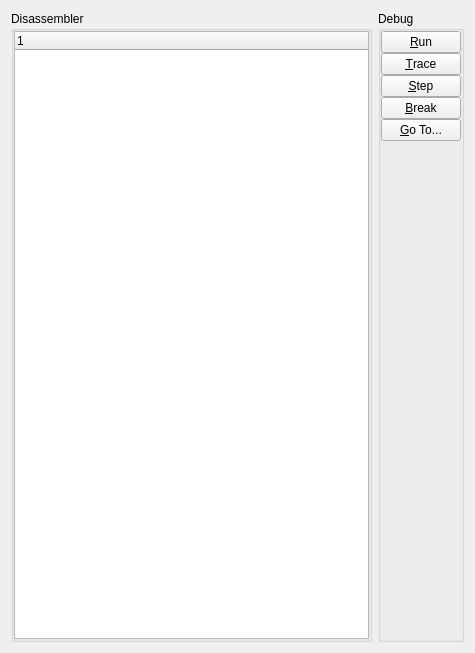
Above: main/gui_qt4/debugger/debuggerwidget.ui from mupen64plus/mupen64plus-oldsvn before the change. Below: the same form after it.
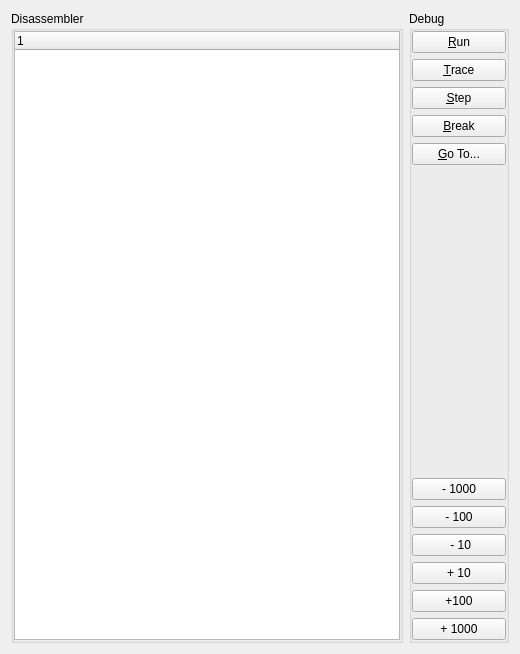
That is the form after the change.

Patch:
```diff
--- a/main/gui_qt4/debugger/debuggerwidget.ui
+++ b/main/gui_qt4/debugger/debuggerwidget.ui
@@ -5,8 +5,8 @@
    <rect>
     <x>0</x>
     <y>0</y>
-    <width>475</width>
-    <height>653</height>
+    <width>520</width>
+    <height>654</height>
    </rect>
   </property>
   <property name="minimumSize" >
@@ -18,23 +18,16 @@
   <property name="windowTitle" >
    <string>Mupen64plus debugger</string>
   </property>
-  <layout class="QVBoxLayout" name="verticalLayout_2" >
-   <item>
     <layout class="QHBoxLayout" name="horizontalLayout" >
      <item>
       <widget class="QGroupBox" name="groupBox" >
        <property name="title" >
         <string>Disassembler</string>
        </property>
-       <layout class="QGridLayout" name="gridLayout" >
+     <layout class="QVBoxLayout" name="verticalLayout" >
         <property name="margin" >
          <number>0</number>
         </property>
-        <property name="spacing" >
-         <number>0</number>
-        </property>
-        <item row="0" column="0" >
-         <layout class="QHBoxLayout" name="horizontalLayoutDisasm" >
           <item>
            <widget class="QTreeWidget" name="treeDisasm" >
             <column>
@@ -45,8 +38,6 @@
            </widget>
           </item>
          </layout>
-        </item>
-       </layout>
       </widget>
      </item>
      <item>
@@ -59,7 +50,7 @@
        </property>
        <property name="minimumSize" >
         <size>
-         <width>0</width>
+       <width>100</width>
          <height>0</height>
         </size>
        </property>
@@ -72,65 +63,102 @@
        <property name="title" >
         <string>Debug</string>
        </property>
-       <layout class="QVBoxLayout" name="verticalLayout" >
-        <property name="spacing" >
-         <number>0</number>
-        </property>
+     <layout class="QVBoxLayout" name="verticalLayout_2" >
         <property name="margin" >
          <number>0</number>
         </property>
         <item>
-         <layout class="QFormLayout" name="formLayoutButtons" >
-          <property name="sizeConstraint" >
-           <enum>QLayout::SetFixedSize</enum>
-          </property>
-          <property name="fieldGrowthPolicy" >
-           <enum>QFormLayout::AllNonFixedFieldsGrow</enum>
-          </property>
-          <property name="formAlignment" >
-           <set>Qt::AlignRight|Qt::AlignTop|Qt::AlignTrailing</set>
-          </property>
-          <item row="1" column="1" >
            <widget class="QPushButton" name="pushRun" >
             <property name="text" >
              <string>&amp;Run</string>
             </property>
            </widget>
           </item>
-          <item row="2" column="1" >
+      <item>
            <widget class="QPushButton" name="pushTrace" >
             <property name="text" >
              <string>&amp;Trace</string>
             </property>
            </widget>
           </item>
-          <item row="3" column="1" >
+      <item>
            <widget class="QPushButton" name="pushStep" >
             <property name="text" >
              <string>&amp;Step</string>
             </property>
            </widget>
           </item>
-          <item row="4" column="1" >
+      <item>
            <widget class="QPushButton" name="pushBreak" >
             <property name="text" >
              <string>&amp;Break</string>
             </property>
            </widget>
           </item>
-          <item row="5" column="1" >
+      <item>
            <widget class="QPushButton" name="pushGoto" >
             <property name="text" >
              <string>&amp;Go To...</string>
             </property>
            </widget>
           </item>
-         </layout>
-        </item>
-       </layout>
-      </widget>
-     </item>
-    </layout>
+      <item>
+       <spacer name="verticalSpacer" >
+        <property name="orientation" >
+         <enum>Qt::Vertical</enum>
+        </property>
+        <property name="sizeHint" stdset="0" >
+         <size>
+          <width>20</width>
+          <height>204</height>
+         </size>
+        </property>
+       </spacer>
+      </item>
+      <item>
+       <widget class="QPushButton" name="pushReduce1000" >
+        <property name="text" >
+         <string>- 1000</string>
+        </property>
+       </widget>
+      </item>
+      <item>
+       <widget class="QPushButton" name="pushReduce100" >
+        <property name="text" >
+         <string>- 100</string>
+        </property>
+       </widget>
+      </item>
+      <item>
+       <widget class="QPushButton" name="pushReduce10" >
+        <property name="text" >
+         <string> - 10</string>
+        </property>
+       </widget>
+      </item>
+      <item>
+       <widget class="QPushButton" name="pushIncrease10" >
+        <property name="text" >
+         <string>+ 10</string>
+        </property>
+       </widget>
+      </item>
+      <item>
+       <widget class="QPushButton" name="pushIncrease100" >
+        <property name="text" >
+         <string>+100</string>
+        </property>
+       </widget>
+      </item>
+      <item>
+       <widget class="QPushButton" name="pushIncrease1000" >
+        <property name="text" >
+         <string>+ 1000</string>
+        </property>
+       </widget>
+      </item>
+     </layout>
+    </widget>
    </item>
   </layout>
  </widget>
```
Lines whose indentation alone changed are shown as unchanged.
